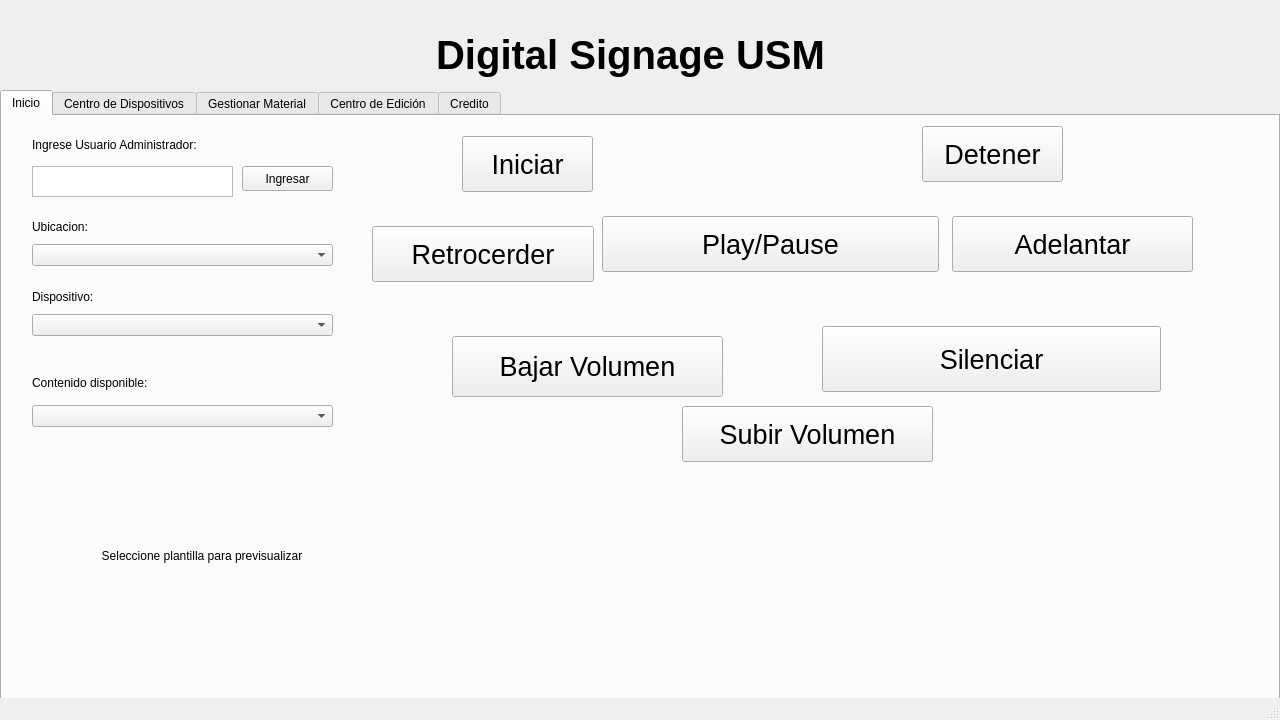
Qt form ProyectoQT/Interfaz_Digital_SIgnage_USM/mainwindow.ui (seba-saca/Digital_Signage_USM) before a commit.
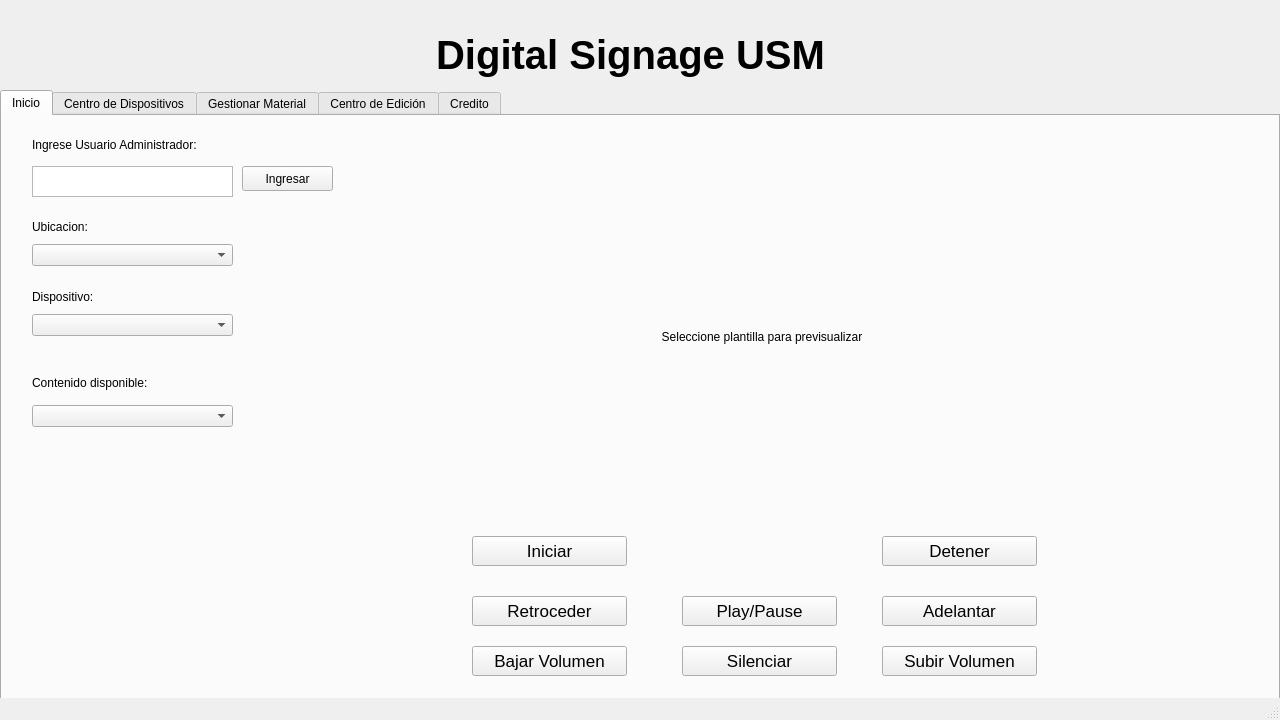
The same form after that commit. The open tabs and pages were chosen to show the change. Icons and pictures are not drawn.

Diff of the .ui file:
```diff
--- a/ProyectoQT/Interfaz_Digital_SIgnage_USM/mainwindow.ui
+++ b/ProyectoQT/Interfaz_Digital_SIgnage_USM/mainwindow.ui
@@ -74,7 +74,7 @@
        <rect>
         <x>30</x>
         <y>170</y>
-        <width>301</width>
+        <width>201</width>
         <height>50</height>
        </rect>
       </property>
@@ -96,7 +96,7 @@
        <rect>
         <x>30</x>
         <y>250</y>
-        <width>301</width>
+        <width>201</width>
         <height>61</height>
        </rect>
       </property>
@@ -118,7 +118,7 @@
        <rect>
         <x>30</x>
         <y>100</y>
-        <width>301</width>
+        <width>201</width>
         <height>50</height>
        </rect>
       </property>
@@ -138,10 +138,10 @@
      <widget class="QLabel" name="preview_plantilla">
       <property name="geometry">
        <rect>
-        <x>20</x>
-        <y>320</y>
-        <width>360</width>
-        <height>240</height>
+        <x>400</x>
+        <y>50</y>
+        <width>720</width>
+        <height>341</height>
        </rect>
       </property>
       <property name="maximumSize">
@@ -208,15 +208,15 @@
      <widget class="QPushButton" name="Bajar_Volumen">
       <property name="geometry">
        <rect>
-        <x>450</x>
-        <y>220</y>
-        <width>271</width>
-        <height>61</height>
+        <x>470</x>
+        <y>530</y>
+        <width>155</width>
+        <height>30</height>
        </rect>
       </property>
       <property name="font">
        <font>
-        <pointsize>20</pointsize>
+        <pointsize>13</pointsize>
        </font>
       </property>
       <property name="text">
@@ -227,7 +227,7 @@
       </property>
       <property name="iconSize">
        <size>
-        <width>60</width>
+        <width>30</width>
         <height>60</height>
        </size>
       </property>
@@ -235,15 +235,15 @@
      <widget class="QPushButton" name="Mute_video">
       <property name="geometry">
        <rect>
-        <x>820</x>
-        <y>210</y>
-        <width>339</width>
-        <height>66</height>
+        <x>680</x>
+        <y>530</y>
+        <width>155</width>
+        <height>30</height>
        </rect>
       </property>
       <property name="font">
        <font>
-        <pointsize>20</pointsize>
+        <pointsize>13</pointsize>
        </font>
       </property>
       <property name="text">
@@ -254,7 +254,7 @@
       </property>
       <property name="iconSize">
        <size>
-        <width>60</width>
+        <width>30</width>
         <height>60</height>
        </size>
       </property>
@@ -262,15 +262,15 @@
      <widget class="QPushButton" name="Subir_Volumen">
       <property name="geometry">
        <rect>
-        <x>680</x>
-        <y>290</y>
-        <width>251</width>
-        <height>56</height>
+        <x>880</x>
+        <y>530</y>
+        <width>155</width>
+        <height>30</height>
        </rect>
       </property>
       <property name="font">
        <font>
-        <pointsize>20</pointsize>
+        <pointsize>13</pointsize>
        </font>
       </property>
       <property name="text">
@@ -281,7 +281,7 @@
       </property>
       <property name="iconSize">
        <size>
-        <width>50</width>
+        <width>30</width>
         <height>50</height>
        </size>
       </property>
@@ -289,15 +289,15 @@
      <widget class="QPushButton" name="Detener">
       <property name="geometry">
        <rect>
-        <x>920</x>
-        <y>10</y>
-        <width>141</width>
-        <height>56</height>
+        <x>880</x>
+        <y>420</y>
+        <width>155</width>
+        <height>30</height>
        </rect>
       </property>
       <property name="font">
        <font>
-        <pointsize>20</pointsize>
+        <pointsize>13</pointsize>
        </font>
       </property>
       <property name="text">
@@ -316,15 +316,15 @@
      <widget class="QPushButton" name="Start">
       <property name="geometry">
        <rect>
-        <x>460</x>
-        <y>20</y>
-        <width>131</width>
-        <height>56</height>
+        <x>470</x>
+        <y>420</y>
+        <width>155</width>
+        <height>30</height>
        </rect>
       </property>
       <property name="font">
        <font>
-        <pointsize>20</pointsize>
+        <pointsize>13</pointsize>
        </font>
       </property>
       <property name="text">
@@ -343,26 +343,26 @@
      <widget class="QPushButton" name="Retroceder">
       <property name="geometry">
        <rect>
-        <x>370</x>
-        <y>110</y>
-        <width>222</width>
-        <height>56</height>
+        <x>470</x>
+        <y>480</y>
+        <width>155</width>
+        <height>30</height>
        </rect>
       </property>
       <property name="font">
        <font>
-        <pointsize>20</pointsize>
+        <pointsize>13</pointsize>
        </font>
       </property>
       <property name="text">
-       <string>Retrocerder</string>
+       <string>Retroceder</string>
       </property>
       <property name="icon">
        <iconset theme="media-seek-backward"/>
       </property>
       <property name="iconSize">
        <size>
-        <width>50</width>
+        <width>30</width>
         <height>50</height>
        </size>
       </property>
@@ -370,15 +370,15 @@
      <widget class="QPushButton" name="Pause">
       <property name="geometry">
        <rect>
-        <x>600</x>
-        <y>100</y>
-        <width>337</width>
-        <height>56</height>
+        <x>680</x>
+        <y>480</y>
+        <width>155</width>
+        <height>30</height>
        </rect>
       </property>
       <property name="font">
        <font>
-        <pointsize>20</pointsize>
+        <pointsize>13</pointsize>
        </font>
       </property>
       <property name="text">
@@ -397,15 +397,15 @@
      <widget class="QPushButton" name="Adelantar">
       <property name="geometry">
        <rect>
-        <x>950</x>
-        <y>100</y>
-        <width>241</width>
-        <height>56</height>
+        <x>880</x>
+        <y>480</y>
+        <width>155</width>
+        <height>30</height>
        </rect>
       </property>
       <property name="font">
        <font>
-        <pointsize>20</pointsize>
+        <pointsize>13</pointsize>
        </font>
       </property>
       <property name="text">
@@ -416,7 +416,7 @@
       </property>
       <property name="iconSize">
        <size>
-        <width>50</width>
+        <width>30</width>
         <height>50</height>
        </size>
       </property>
```
Left out of the diff: 8 changed lines with no effect on the pictures.
